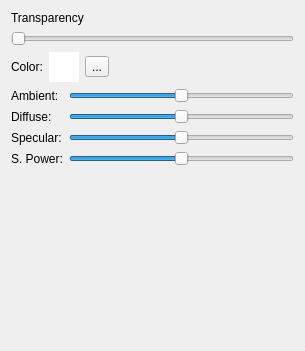
This is src/gui/main_window/mesh_widget.ui in cppd/math as Qt 5 draws it before an edit. The edited form follows.
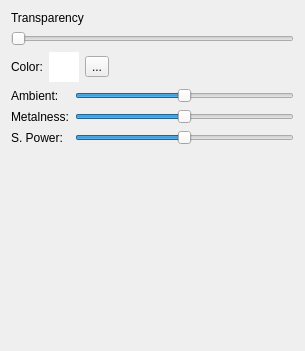
This is the edited form.

What changed in the file:
```diff
--- a/src/gui/main_window/mesh_widget.ui
+++ b/src/gui/main_window/mesh_widget.ui
@@ -138,6 +138,13 @@
    </item>
    <item>
     <layout class="QFormLayout" name="formLayout_5">
+     <item row="0" column="0">
+      <widget class="QLabel" name="label_18">
+       <property name="text">
+        <string>Ambient:</string>
+       </property>
+      </widget>
+     </item>
      <item row="0" column="1">
       <widget class="QSlider" name="slider_ambient">
        <property name="maximum">
@@ -151,8 +158,15 @@
        </property>
       </widget>
      </item>
+     <item row="1" column="0">
+      <widget class="QLabel" name="label_16">
+       <property name="text">
+        <string>Metalness:</string>
+       </property>
+      </widget>
+     </item>
      <item row="1" column="1">
-      <widget class="QSlider" name="slider_diffuse">
+      <widget class="QSlider" name="slider_metalness">
        <property name="maximum">
         <number>2000</number>
        </property>
@@ -164,20 +178,17 @@
        </property>
       </widget>
      </item>
+     <item row="2" column="0">
+      <widget class="QLabel" name="label_2">
+       <property name="toolTip">
+        <string>Specular Power</string>
+       </property>
+       <property name="text">
+        <string>S. Power:</string>
+       </property>
+      </widget>
+     </item>
      <item row="2" column="1">
-      <widget class="QSlider" name="slider_specular">
-       <property name="maximum">
-        <number>2000</number>
-       </property>
-       <property name="value">
-        <number>1000</number>
-       </property>
-       <property name="orientation">
-        <enum>Qt::Horizontal</enum>
-       </property>
-      </widget>
-     </item>
-     <item row="3" column="1">
       <widget class="QSlider" name="slider_specular_power">
        <property name="minimum">
         <number>0</number>
@@ -193,37 +204,6 @@
        </property>
       </widget>
      </item>
-     <item row="3" column="0">
-      <widget class="QLabel" name="label_2">
-       <property name="toolTip">
-        <string>Specular Power</string>
-       </property>
-       <property name="text">
-        <string>S. Power:</string>
-       </property>
-      </widget>
-     </item>
-     <item row="2" column="0">
-      <widget class="QLabel" name="label_16">
-       <property name="text">
-        <string>Specular:</string>
-       </property>
-      </widget>
-     </item>
-     <item row="1" column="0">
-      <widget class="QLabel" name="label_17">
-       <property name="text">
-        <string>Diffuse:</string>
-       </property>
-      </widget>
-     </item>
-     <item row="0" column="0">
-      <widget class="QLabel" name="label_18">
-       <property name="text">
-        <string>Ambient:</string>
-       </property>
-      </widget>
-     </item>
     </layout>
    </item>
    <item>
```
